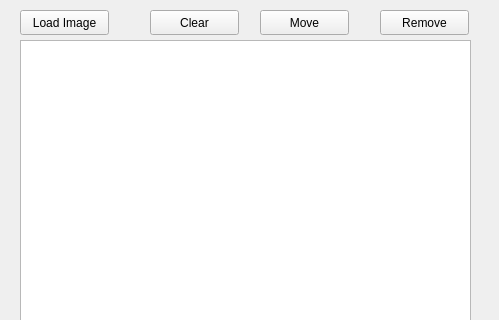
Before: the Qt Designer form mainwindow.ui in rohithreddy0087/segmented_image_editor, drawn with Qt 5; both pictures show x 0 to 499 and y 0 to 320 of the 856 by 590 pixel window.
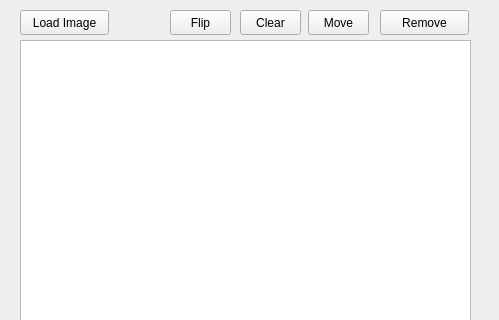
After: the same form once the commit is applied.

```diff
--- a/mainwindow.ui
+++ b/mainwindow.ui
@@ -99,9 +99,9 @@
    <widget class="QPushButton" name="pushButton_4">
     <property name="geometry">
      <rect>
-      <x>260</x>
+      <x>308</x>
       <y>10</y>
-      <width>89</width>
+      <width>61</width>
       <height>25</height>
      </rect>
     </property>
@@ -151,9 +151,9 @@
    <widget class="QPushButton" name="pushButton_6">
     <property name="geometry">
      <rect>
-      <x>150</x>
+      <x>240</x>
       <y>10</y>
-      <width>89</width>
+      <width>61</width>
       <height>25</height>
      </rect>
     </property>
@@ -161,6 +161,19 @@
      <string>Clear</string>
     </property>
    </widget>
+   <widget class="QPushButton" name="pushButton_7">
+    <property name="geometry">
+     <rect>
+      <x>170</x>
+      <y>10</y>
+      <width>61</width>
+      <height>25</height>
+     </rect>
+    </property>
+    <property name="text">
+     <string>Flip</string>
+    </property>
+   </widget>
   </widget>
   <widget class="QStatusBar" name="statusbar"/>
  </widget>
```
